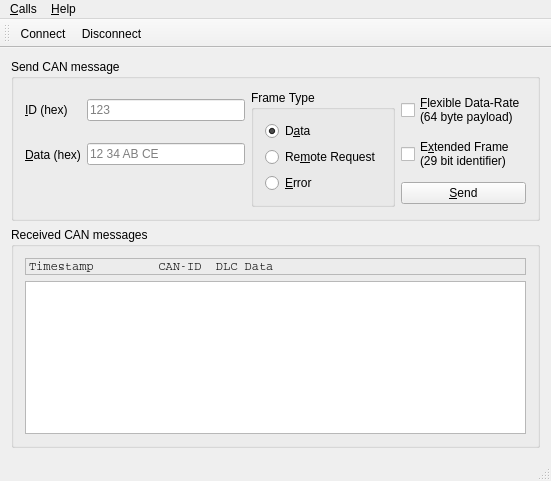
qt/qtserialbus, file examples/serialbus/can/mainwindow.ui: the form before one commit.
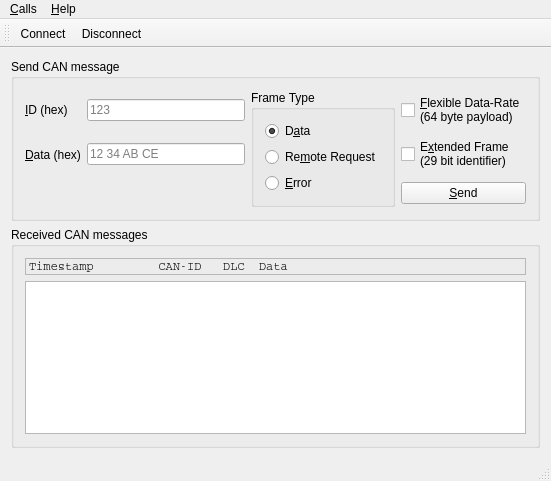
The form after the commit. Icons and pictures are not drawn.

The edit to the form file:
```diff
--- a/examples/serialbus/can/mainwindow.ui
+++ b/examples/serialbus/can/mainwindow.ui
@@ -143,7 +143,7 @@
           <enum>QFrame::StyledPanel</enum>
          </property>
          <property name="text">
-          <string>Timestamp         CAN-ID  DLC Data</string>
+          <string>Timestamp         CAN-ID   DLC  Data</string>
          </property>
         </widget>
        </item>
```
